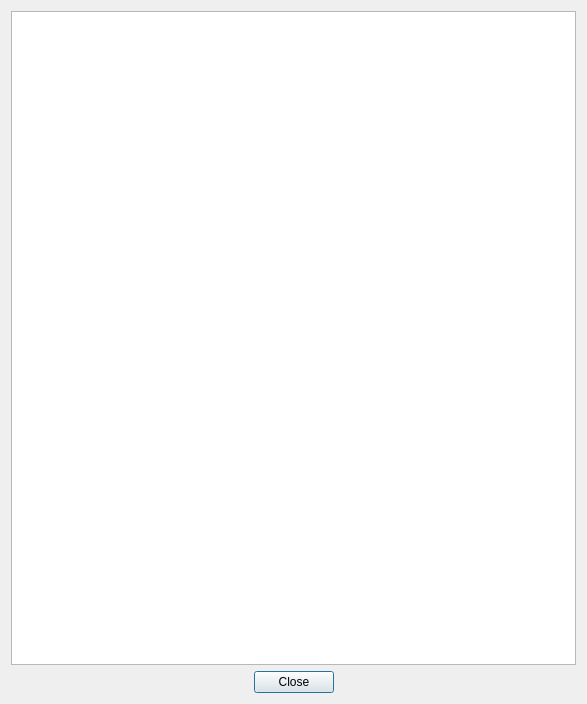
Old version of the form forms/AboutDialog.ui in the repository frontiersi/Cliniface.
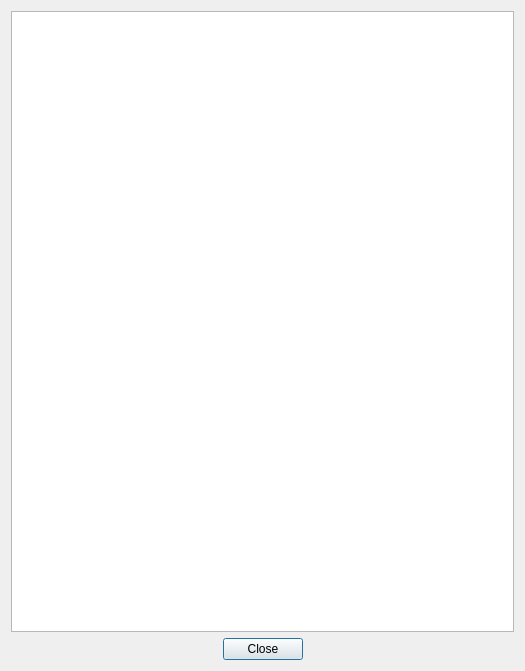
New version of the form. Icons and pictures are not drawn.

```diff
--- a/forms/AboutDialog.ui
+++ b/forms/AboutDialog.ui
@@ -6,22 +6,10 @@
    <rect>
     <x>0</x>
     <y>0</y>
-    <width>587</width>
-    <height>704</height>
+    <width>525</width>
+    <height>671</height>
    </rect>
   </property>
-  <property name="sizePolicy">
-   <sizepolicy hsizetype="Minimum" vsizetype="Minimum">
-    <horstretch>0</horstretch>
-    <verstretch>0</verstretch>
-   </sizepolicy>
-  </property>
-  <property name="minimumSize">
-   <size>
-    <width>400</width>
-    <height>400</height>
-   </size>
-  </property>
   <property name="windowTitle">
    <string>Cliniface | About</string>
   </property>
@@ -29,12 +17,18 @@
    <iconset resource="../resources.qrc">
     <normaloff>:/logos/WINDOW_ICON</normaloff>:/logos/WINDOW_ICON</iconset>
   </property>
-  <layout class="QVBoxLayout" name="verticalLayout">
+  <layout class="QVBoxLayout" name="verticalLayout" stretch="1,0">
    <item>
     <widget class="QTextBrowser" name="textBrowser">
      <property name="enabled">
       <bool>true</bool>
      </property>
+     <property name="sizePolicy">
+      <sizepolicy hsizetype="Preferred" vsizetype="Preferred">
+       <horstretch>0</horstretch>
+       <verstretch>0</verstretch>
+      </sizepolicy>
+     </property>
      <property name="readOnly">
       <bool>true</bool>
      </property>
@@ -42,8 +36,8 @@
       <string>&lt;!DOCTYPE HTML PUBLIC &quot;-//W3C//DTD HTML 4.0//EN&quot; &quot;http://www.w3.org/TR/REC-html40/strict.dtd&quot;&gt;
 &lt;html&gt;&lt;head&gt;&lt;meta name=&quot;qrichtext&quot; content=&quot;1&quot; /&gt;&lt;style type=&quot;text/css&quot;&gt;
 p, li { white-space: pre-wrap; }
-&lt;/style&gt;&lt;/head&gt;&lt;body style=&quot; font-family:'Noto Sans'; font-size:9pt; font-weight:400; font-style:normal;&quot;&gt;
-&lt;p style=&quot;-qt-paragraph-type:empty; margin-top:0px; margin-bottom:0px; margin-left:0px; margin-right:0px; -qt-block-indent:0; text-indent:0px;&quot;&gt;&lt;br /&gt;&lt;/p&gt;&lt;/body&gt;&lt;/html&gt;</string>
+&lt;/style&gt;&lt;/head&gt;&lt;body style=&quot; font-family:'Ubuntu'; font-size:10pt; font-weight:400; font-style:normal;&quot;&gt;
+&lt;p style=&quot;-qt-paragraph-type:empty; margin-top:0px; margin-bottom:0px; margin-left:0px; margin-right:0px; -qt-block-indent:0; text-indent:0px; font-family:'Noto Sans'; font-size:9pt;&quot;&gt;&lt;br /&gt;&lt;/p&gt;&lt;/body&gt;&lt;/html&gt;</string>
      </property>
     </widget>
    </item>
```
